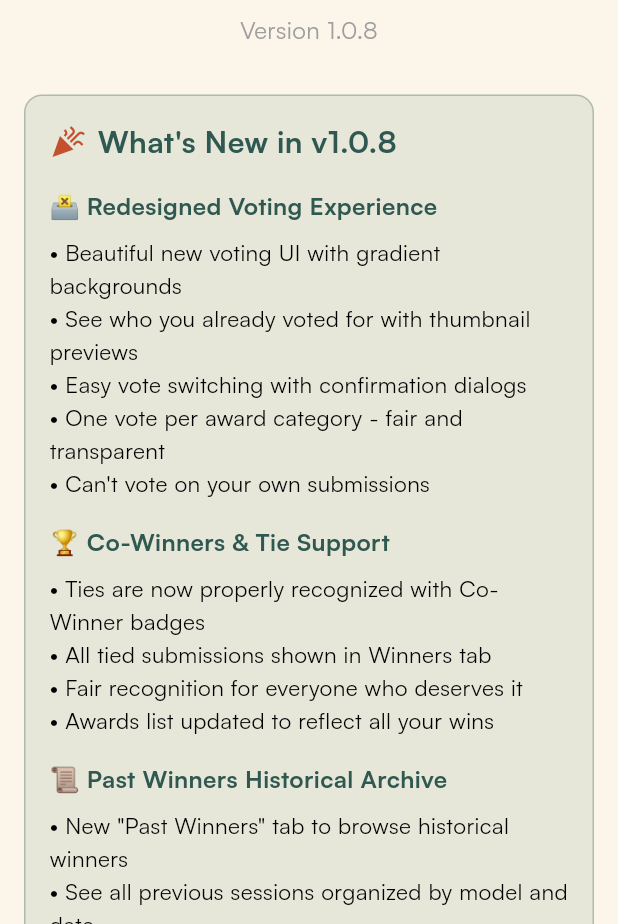
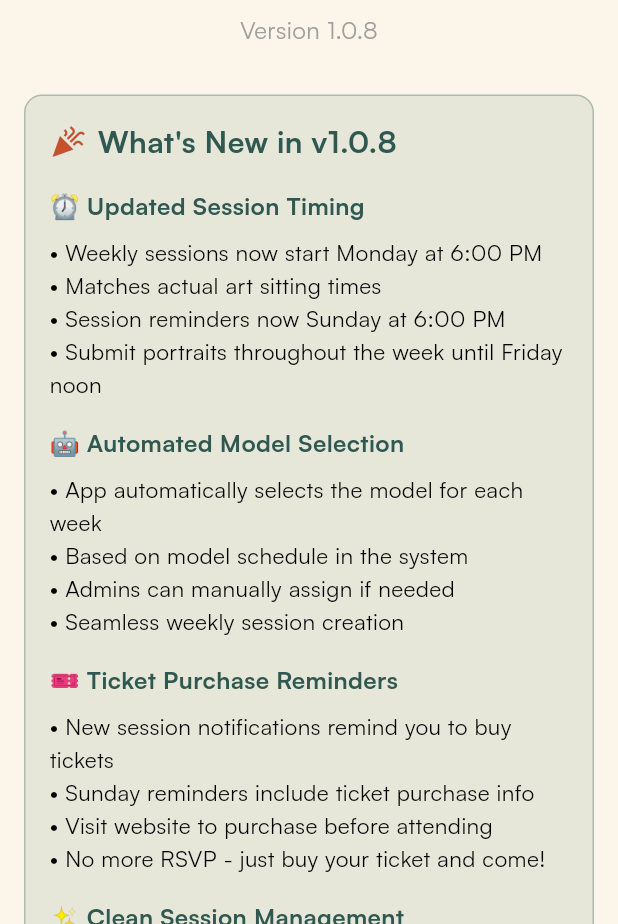
Before and after one commit to starogre/hundredheadssociety, a Flutter app: the AboutScreen screen opened directly, on a phone screen of 412 x 824 dp, the part 312-1236 px from its top. Run offline on Flutter 3.47's test engine with Material 3 defaults, Android fonts, the phone set to English and light mode, and no system bars; our stand-ins replace cached_network_image, cloud_firestore, cloud_functions, firebase_auth, firebase_core, firebase_crashlytics and 10 more; missing offline and left inert: app_settings, photo_manager, photo_manager_image_provider, wechat_assets_picker; accounts and stored records are empty.

Commit message:
Version 1.0.8+11: Session timing and automation improvements
Updated version to 1.0.8+11

WHAT'S NEW:
✅ Updated Session Timing
- Weekly sessions now start Monday at 6:00 PM (matches art sitting)
- Session reminders moved to Sunday at 6:00 PM
- Submit portraits throughout week until Friday noon

✅ Automated Model Selection
- App automatically selects model for each week
- Based on model schedule in system
- Admins can manually assign if needed

✅ Ticket Purchase Reminders
- New session notifications remind users to buy tickets
- Sunday reminders include ticket purchase info
- No more RSVP system

✅ Clean Session Management
- Previous week automatically closes when new one starts
- Winners move to Past Winners archive on Monday
- Smooth weekly cycle with no manual intervention

FILES CHANGED:
- pubspec.yaml (version 1.0.8+11)
- lib/screens/about_screen.dart (updated What's New section)

```diff
--- a/lib/screens/about_screen.dart
+++ b/lib/screens/about_screen.dart
@@ -87,7 +87,7 @@ class AboutScreen extends StatelessWidget {
                   ),
                   const SizedBox(height: 16),
                   const Text(
-                    '🗳️ Redesigned Voting Experience',
+                    '⏰ Updated Session Timing',
                     style: TextStyle(
                       fontSize: 16,
                       fontWeight: FontWeight.bold,
@@ -96,16 +96,15 @@ class AboutScreen extends StatelessWidget {
                   ),
                   const SizedBox(height: 8),
                   const Text(
-                    '• Beautiful new voting UI with gradient backgrounds\n'
-                    '• See who you already voted for with thumbnail previews\n'
-                    '• Easy vote switching with confirmation dialogs\n'
-                    '• One vote per award category - fair and transparent\n'
-                    '• Can\'t vote on your own submissions',
+                    '• Weekly sessions now start Monday at 6:00 PM\n'
+                    '• Matches actual art sitting times\n'
+                    '• Session reminders now Sunday at 6:00 PM\n'
+                    '• Submit portraits throughout the week until Friday noon',
                     style: TextStyle(fontSize: 15, height: 1.5),
                   ),
                   const SizedBox(height: 16),
                   const Text(
-                    '🏆 Co-Winners & Tie Support',
+                    '🤖 Automated Model Selection',
                     style: TextStyle(
                       fontSize: 16,
                       fontWeight: FontWeight.bold,
@@ -114,15 +113,15 @@ class AboutScreen extends StatelessWidget {
                   ),
                   const SizedBox(height: 8),
                   const Text(
-                    '• Ties are now properly recognized with Co-Winner badges\n'
-                    '• All tied submissions shown in Winners tab\n'
-                    '• Fair recognition for everyone who deserves it\n'
-                    '• Awards list updated to reflect all your wins',
+                    '• App automatically selects the model for each week\n'
+                    '• Based on model schedule in the system\n'
+                    '• Admins can manually assign if needed\n'
+                    '• Seamless weekly session creation',
                     style: TextStyle(fontSize: 15, height: 1.5),
                   ),
                   const SizedBox(height: 16),
                   const Text(
-                    '📜 Past Winners Historical Archive',
+                    '🎫 Ticket Purchase Reminders',
                     style: TextStyle(
                       fontSize: 16,
                       fontWeight: FontWeight.bold,
@@ -131,15 +130,15 @@ class AboutScreen extends StatelessWidget {
                   ),
                   const SizedBox(height: 8),
                   const Text(
-                    '• New "Past Winners" tab to browse historical winners\n'
-                    '• See all previous sessions organized by model and date\n'
-                    '• Tap any session to view full winners breakdown\n'
-                    '• Celebrate past achievements and community history',
+                    '• New session notifications remind you to buy tickets\n'
+                    '• Sunday reminders include ticket purchase info\n'
+                    '• Visit website to purchase before attending\n'
+                    '• No more RSVP - just buy your ticket and come!',
                     style: TextStyle(fontSize: 15, height: 1.5),
                   ),
                   const SizedBox(height: 16),
                   const Text(
-                    '🔔 Winner Announcement Notifications',
+                    '✨ Clean Session Management',
                     style: TextStyle(
                       fontSize: 16,
                       fontWeight: FontWeight.bold,
@@ -148,10 +147,10 @@ class AboutScreen extends StatelessWidget {
                   ),
                   const SizedBox(height: 8),
                   const Text(
-                    '• Get notified Friday at noon when winners are announced\n'
-                    '• Winners receive personalized "You Won!" notifications\n'
-                    '• Co-winners get special tie recognition\n'
-                    '• Everyone gets a general announcement to check winners',
+                    '• Previous week automatically closes when new one starts\n'
+                    '• Winners move to Past Winners archive on Monday\n'
+                    '• Smooth weekly cycle with no manual intervention\n'
+                    '• Clean handoff between weeks',
                     style: TextStyle(fontSize: 15, height: 1.5),
                   ),
                 ],
--- a/pubspec.yaml
+++ b/pubspec.yaml
@@ -16,7 +16,7 @@ publish_to: 'none' # Remove this line if you wish to publish to pub.dev
 # https://developer.apple.com/library/archive/documentation/General/Reference/InfoPlistKeyReference/Articles/CoreFoundationKeys.html
 # In Windows, build-name is used as the major, minor, and patch parts
 # of the product and file versions while build-number is used as the build suffix.
-version: 1.0.8+10
+version: 1.0.8+11
 
 environment:
   sdk: ^3.8.1
```
